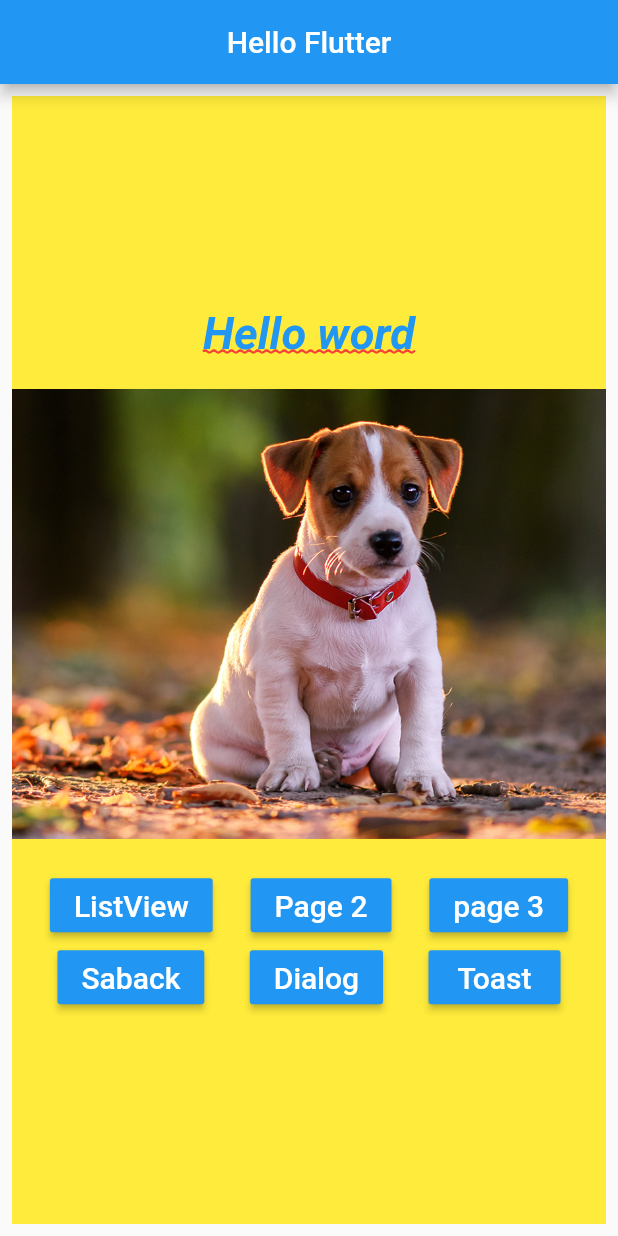
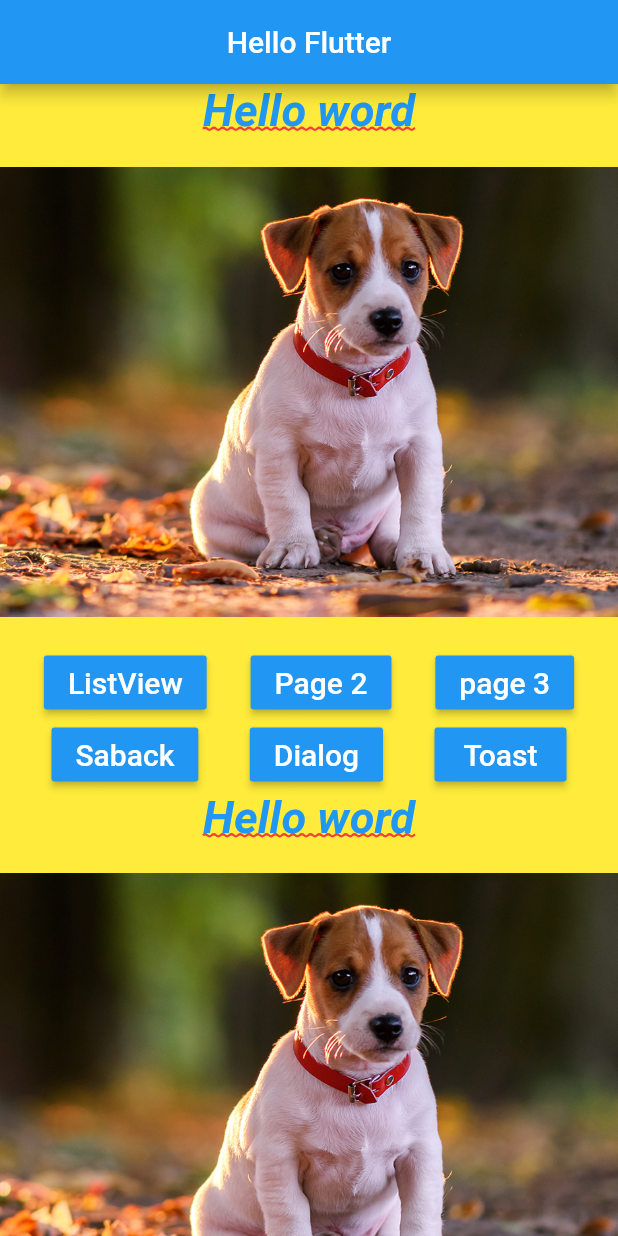
Before and after one commit to alex-girao/flutter_app, a Flutter app: the screen it shows after launch, on a phone screen of 412 x 824 dp. Run offline on Flutter 3.47's test engine with Material 2 defaults, Android fonts, the phone set to English and light mode, and no system bars.

```diff
--- a/lib/home_page.dart
+++ b/lib/home_page.dart
@@ -13,13 +13,15 @@ class HomePage extends StatelessWidget {
   }
 
   _body() {
-    return Container(
-      padding: const EdgeInsets.all(8.0),
+    return SingleChildScrollView(
       child: Container(
         color: Colors.yellow,
         child: Column(
           mainAxisAlignment: MainAxisAlignment.center,
           children: <Widget>[
+            _text(),
+            _pageView(),
+            _buttons(),
             _text(),
             _pageView(),
             _buttons()
```
